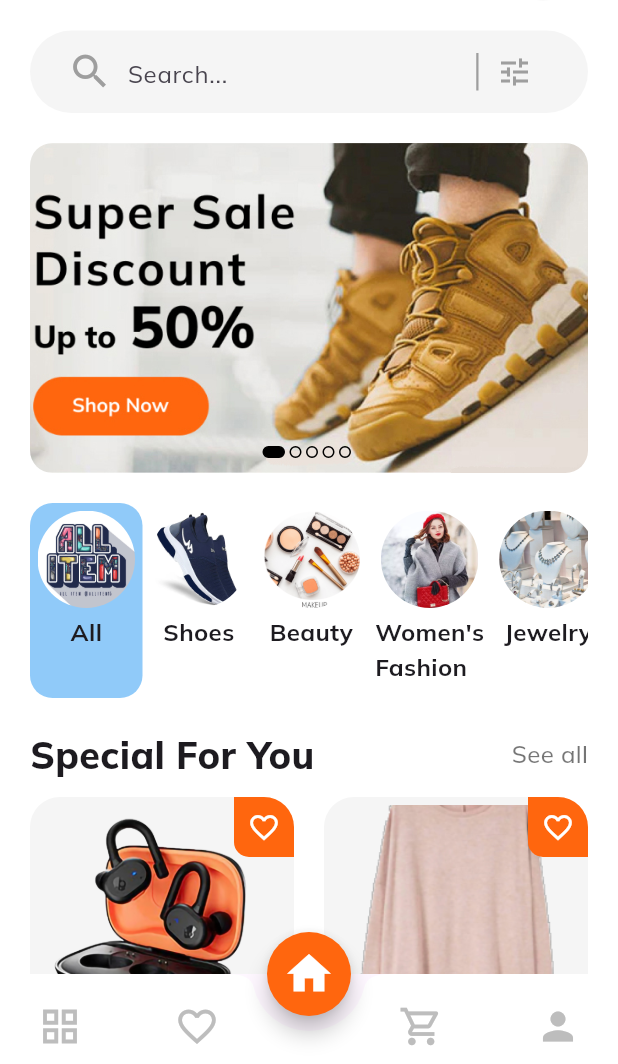
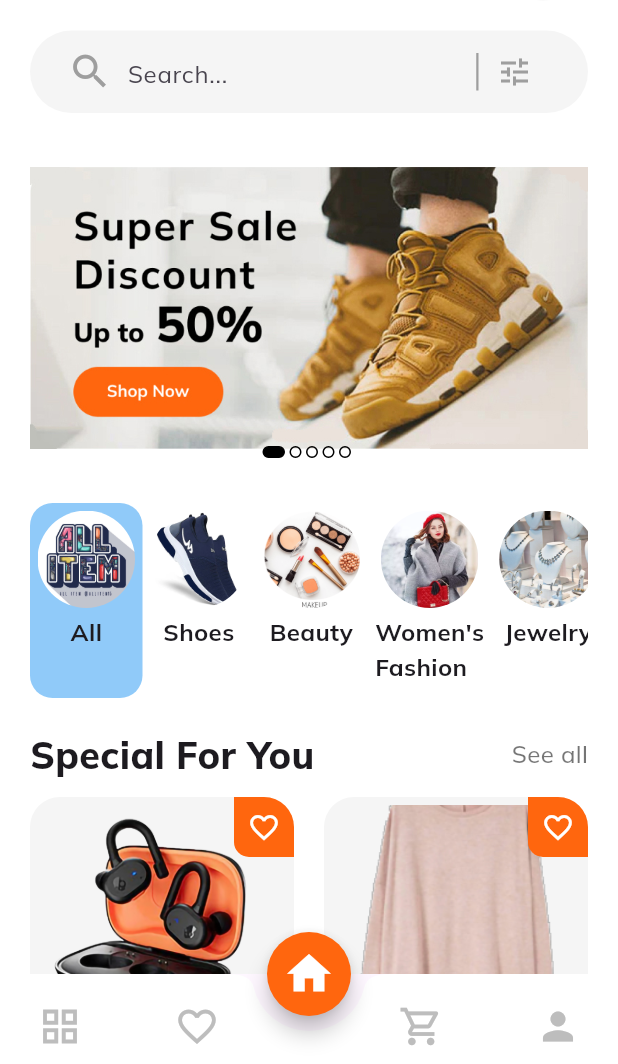
Before and after one commit to SattyaPiseth/final-project-flutter-with-api, a Flutter app: the screen it shows after launch, on a phone screen of 412 x 824 dp, the part 172-1236 px from its top. Run offline on Flutter 3.47's test engine with Material 3 defaults, Android fonts, the phone set to English and light mode, and no system bars; our stand-ins replace google_fonts, lottie.

Commit message:
first commit

```diff
--- a/devtools_options.yaml
+++ b/devtools_options.yaml
@@ -1,3 +1,4 @@
 description: This file stores settings for Dart & Flutter DevTools.
 documentation: https://docs.flutter.dev/tools/devtools/extensions#configure-extension-enablement-states
 extensions:
+  - provider: true
--- a/lib/screens/Home/Widget/image_slider.dart
+++ b/lib/screens/Home/Widget/image_slider.dart
@@ -24,9 +24,11 @@ class ImageSlider extends StatelessWidget {
               onPageChanged: onChange,
               physics: const ClampingScrollPhysics(),
               children: [
-                Image.asset(
-                  "images/slider.jpg",
-                  fit: BoxFit.cover,
+                Center(
+                  child: Image.asset(
+                    "images/slider.jpg",
+                    fit: BoxFit.cover,
+                  ),
                 ),
                 Image.asset(
                   "images/image1.png",
--- a/lib/screens/Profile/profile.dart
+++ b/lib/screens/Profile/profile.dart
@@ -115,7 +115,7 @@ class Profile extends StatelessWidget {
                               ),
                               const SizedBox(height: 10),
                               const Text(
-                                "Winnie Vasquez",
+                                "Piseth Sattya",
                                 style: TextStyle(
                                   fontWeight: FontWeight.w800,
                                   fontSize: 35,
```
